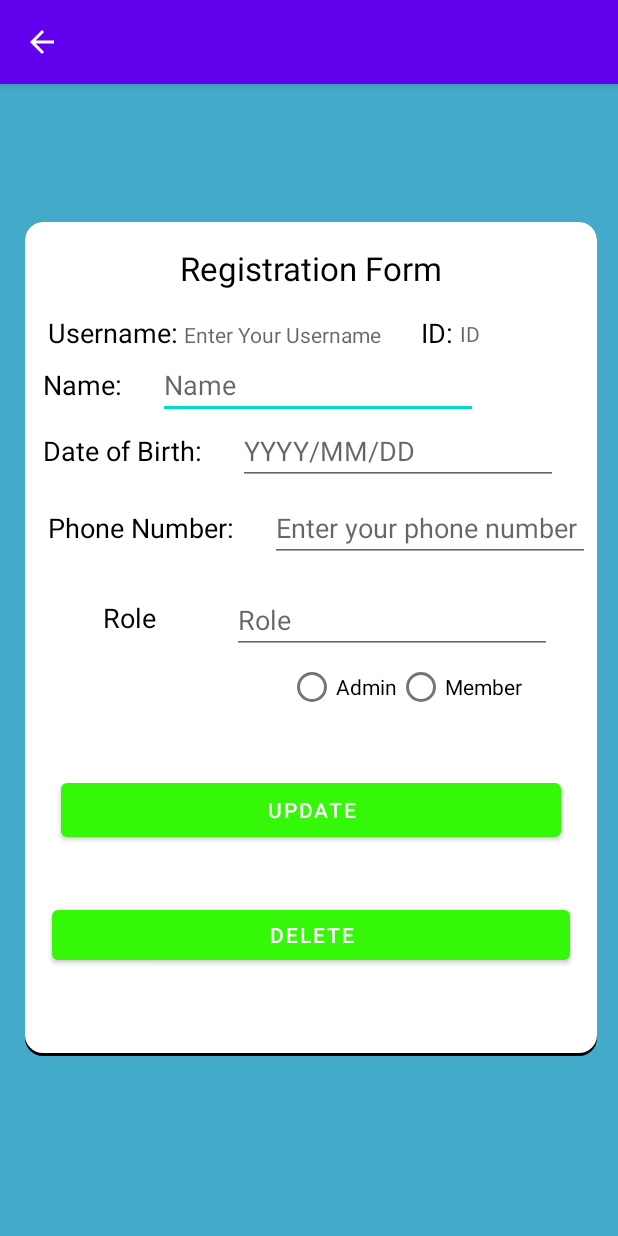
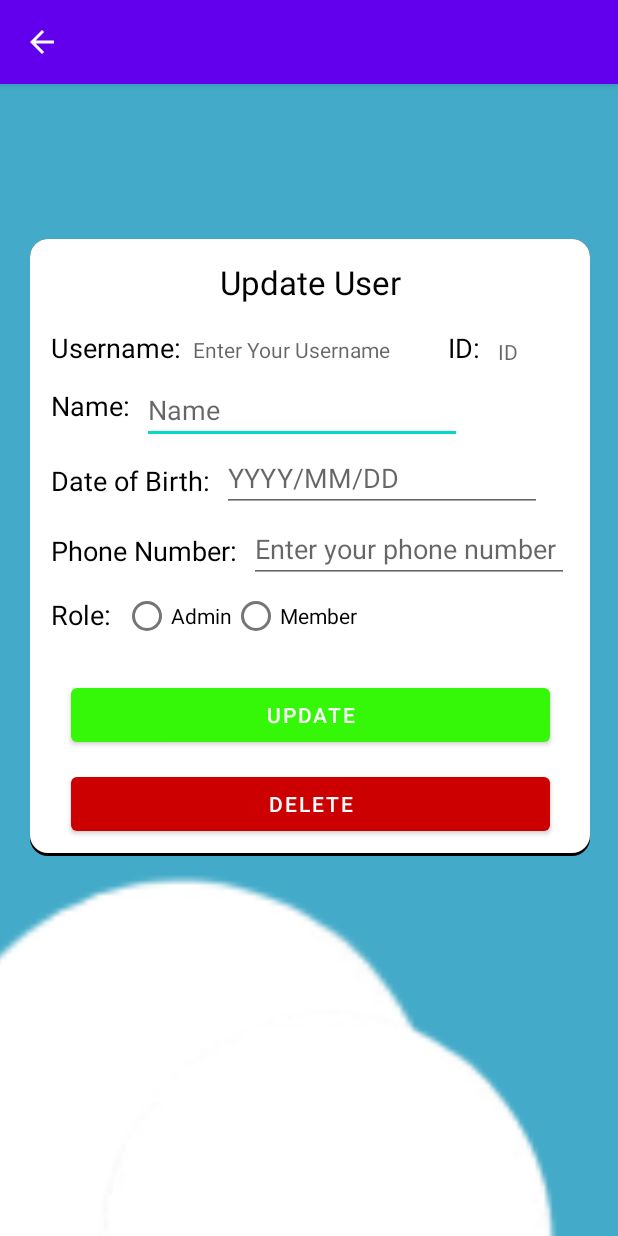
Before and after one commit to yousseftawfik11/CovidApplication, an Android app: the updateActivity screen opened directly, with no data from a screen before it, on a phone screen of 412 x 824 dp. Run offline under Robolectric (Android 15) with nearby library versions, the light colour scheme and no system bars; Roboto replaces fonts that are not available here.

Commit message:
front end for update and homepage and edits to make sure radio button okay

```diff
--- a/app/src/main/java/com/example/covidapp/updateActivity.java
+++ b/app/src/main/java/com/example/covidapp/updateActivity.java
@@ -35,7 +35,6 @@ public class updateActivity extends AppCompatActivity {
         date_input = findViewById(R.id.text_age2);
         phoneNum_input = findViewById(R.id.text_phone2);
         id_input = findViewById(R.id.etID2);
-        role_input = findViewById(R.id.etRole2);
         updateBtn = findViewById(R.id.button_update);
         deletebtn = findViewById(R.id.button_delete);
         rolesRBG = findViewById(R.id.rolesGroup);
@@ -63,12 +62,7 @@ public class updateActivity extends AppCompatActivity {
                 }
                 else {//Doesn't show error
                 }
-                //check role
-                if(TextUtils.isEmpty(role_input.getText())){
-                    role_input.setError("Please enter a role");
-                }
-                else{//Doesn't show error
-                }
+
                 if(TextUtils.isEmpty(date_input.getText())){
                     date_input.setError("Please enter a date");
                 }
@@ -80,14 +74,21 @@ public class updateActivity extends AppCompatActivity {
                 //checks that all fields are filled
                 if(TextUtils.isEmpty(name_input.getText()) == false &&
                         TextUtils.isEmpty(phoneNum_input.getText()) == false &&
-                        TextUtils.isEmpty(role_input.getError()) && TextUtils.isEmpty(date_input.getText()) == false){
+                         TextUtils.isEmpty(date_input.getText()) == false){
                     DatabaseHelper mydb= new DatabaseHelper(updateActivity.this);
                     name = name_input.getText().toString().trim();
                     username = username_input.getText().toString().trim();
                     id = id_input.getText().toString().trim();
                     dob = date_input.getText().toString().trim();
                     phoneNum = phoneNum_input.getText().toString().trim();
-                    role = role_input.getText().toString().trim();
+
+                    if(rolesRBG.getCheckedRadioButtonId()==R.id.adminRB){
+                        //role = role_input.getText().toString().trim();
+                        role="1";
+                    }else if(rolesRBG.getCheckedRadioButtonId()==R.id.memberRB){
+                        role="0";
+                    }
+
                     mydb.updateData(name,username,id,dob,phoneNum,role);
                     finish();
                 }
@@ -125,7 +126,6 @@ public class updateActivity extends AppCompatActivity {
             name_input.setText(name);
             date_input.setText(dob);
             phoneNum_input.setText(phoneNum);
-            role_input.setText(role);
             if(role.equals("0")){
                 ((RadioButton)rolesRBG.getChildAt(1)).setChecked(true);
             }
@@ -161,52 +161,5 @@ public class updateActivity extends AppCompatActivity {
         builder.create().show();
     }
 
-    public void confirm2(View.OnClickListener view) {
-        boolean confirmation = false;
-        //Checks for a name
-        if (TextUtils.isEmpty(name_input.getText())){
-            name_input.setError("Please enter your name");
-        }
-        else{//Doesn't show error
-        }
-        //Check for a number
-        if (TextUtils.isEmpty(phoneNum_input.getText())){
-            phoneNum_input.setError("Please enter your phone number");
-        }
-        else {//Doesn't show error
-        }
-        //Check for username
-        if(TextUtils.isEmpty(username_input.getText())){
-            username_input.setError("Please enter a username");
-        }
-        else {//Doesn't show error
-        }
-        //check role
-        if(TextUtils.isEmpty(role_input.getText())){
-            role_input.setError("Please enter a role");
-        }
-        else{//Doesn't show error
-        }
-        if(TextUtils.isEmpty(id_input.getText())){
-            id_input.setError("Please enter a role");
-        }
-        else{//Doesn't show error
-        }
-        //validates the roles for admin creation
-        if(role_input.getText().toString() != "1" || role_input.getText().toString() != "0"){
-            id_input.setError("For role please enter 0 for user and 1 for admin");
-        }
-        else{
 
-        }
-
-        //checks that all fields are filled
-        if(TextUtils.isEmpty(name_input.getText()) == false && TextUtils.isEmpty(name_input.getText()) == false &&
-                TextUtils.isEmpty(phoneNum_input.getText()) == false &&
-                TextUtils.isEmpty(role_input.getError()) && TextUtils.isEmpty(id_input.getText()) == false){
-        //confirmation = true;
-        finish();
-    }
-        //return confirmation;
-    }
 }
--- a/app/src/main/res/layout/activity_main.xml
+++ b/app/src/main/res/layout/activity_main.xml
@@ -208,20 +208,25 @@
             android:orientation="vertical">
 
             <Button
-                android:id="@+id/admin_button"
-                android:layout_width="match_parent"
-                android:layout_height="wrap_content"
-                android:onClick="toadmin"
-                android:text="To Control Center"
+                android:id="@+id/profile_button"
+                android:layout_width="321dp"
+                android:layout_height="38dp"
+                android:layout_gravity="center"
+                android:gravity="center"
+                android:onClick="goProfile"
+                android:text="Profile"
                 android:textColor="@color/black"
                 app:backgroundTint="@color/white" />
 
             <Button
-                android:id="@+id/profile_button"
-                android:layout_width="match_parent"
-                android:layout_height="wrap_content"
-                android:onClick="goProfile"
-                android:text="Profile"
+                android:id="@+id/admin_button"
+                android:layout_width="321dp"
+                android:layout_height="38dp"
+                android:layout_gravity="center"
+                android:layout_marginBottom="14dp"
+                android:gravity="center"
+                android:onClick="toadmin"
+                android:text="To Control Center"
                 android:textColor="@color/black"
                 app:backgroundTint="@color/white" />
         </LinearLayout>
--- a/app/src/main/res/layout/activity_update.xml
+++ b/app/src/main/res/layout/activity_update.xml
@@ -8,23 +8,24 @@
     tools:context=".FormActivity">
 
     <androidx.constraintlayout.widget.ConstraintLayout
-        android:layout_width="381dp"
-        android:layout_height="556dp"
+        android:id="@+id/constraintLayout2"
+        android:layout_width="373dp"
+        android:layout_height="411dp"
         android:background="@drawable/shapes"
         app:layout_constraintBottom_toBottomOf="parent"
         app:layout_constraintEnd_toEndOf="parent"
-        app:layout_constraintHorizontal_bias="0.533"
+        app:layout_constraintHorizontal_bias="0.515"
         app:layout_constraintStart_toStartOf="parent"
         app:layout_constraintTop_toTopOf="parent"
-        app:layout_constraintVertical_bias="0.434">
+        app:layout_constraintVertical_bias="0.29">
 
         <TextView
             android:id="@+id/FormTitle"
             android:layout_width="wrap_content"
             android:layout_height="wrap_content"
-            android:layout_marginTop="16dp"
+            android:layout_marginTop="14dp"
             android:fontFamily="@font/alegreya_sans_sc_medium"
-            android:text="@string/registration_form_title"
+            android:text="Update User"
             android:textAppearance="@style/TextAppearance.AppCompat.Large"
             android:textColor="@color/black"
             app:layout_constraintEnd_toEndOf="parent"
@@ -35,208 +36,185 @@
             android:id="@+id/title_username"
             android:layout_width="wrap_content"
             android:layout_height="wrap_content"
-            android:layout_marginStart="15dp"
-            android:layout_marginLeft="15dp"
-            android:layout_marginTop="16dp"
+            android:layout_marginStart="14dp"
+            android:layout_marginLeft="14dp"
+            android:layout_marginTop="60dp"
             android:fontFamily="@font/alegreya_sans_sc_medium"
             android:text="Username:"
             android:textColor="@color/black"
             android:textSize="18sp"
             app:layout_constraintStart_toStartOf="parent"
-            app:layout_constraintTop_toBottomOf="@+id/FormTitle" />
+            app:layout_constraintTop_toTopOf="parent" />
 
         <TextView
             android:id="@+id/text_username2"
             android:layout_width="wrap_content"
             android:layout_height="wrap_content"
-            android:layout_marginStart="4dp"
-            android:layout_marginLeft="4dp"
+            android:layout_marginStart="8dp"
+            android:layout_marginLeft="8dp"
+            android:layout_marginTop="64dp"
             android:ems="10"
             android:hint="Enter Your Username"
             android:inputType="textPersonName"
-            app:layout_constraintBaseline_toBaselineOf="@+id/title_username"
-            app:layout_constraintStart_toEndOf="@+id/title_username" />
+            app:layout_constraintStart_toEndOf="@+id/title_username"
+            app:layout_constraintTop_toTopOf="parent" />
 
         <TextView
             android:id="@+id/title_name"
             android:layout_width="wrap_content"
             android:layout_height="wrap_content"
-            android:layout_marginStart="12dp"
-            android:layout_marginLeft="12dp"
-            android:layout_marginTop="96dp"
+            android:layout_marginStart="14dp"
+            android:layout_marginLeft="14dp"
+            android:layout_marginTop="14dp"
             android:fontFamily="@font/alegreya_sans_sc_medium"
             android:text="@string/name_header"
             android:textColor="@color/black"
             android:textSize="18sp"
             app:layout_constraintStart_toStartOf="parent"
-            app:layout_constraintTop_toTopOf="parent" />
+            app:layout_constraintTop_toBottomOf="@+id/title_username" />
 
         <EditText
             android:id="@+id/text_name2"
             android:layout_width="wrap_content"
             android:layout_height="wrap_content"
-            android:layout_marginStart="24dp"
-            android:layout_marginLeft="24dp"
+            android:layout_marginStart="8dp"
+            android:layout_marginLeft="8dp"
+            android:layout_marginTop="8dp"
             android:ems="10"
             android:fontFamily="@font/alegreya_sans_sc_medium"
             android:hint="@string/name"
             android:inputType="textPersonName"
-            app:layout_constraintBaseline_toBaselineOf="@+id/title_name"
-            app:layout_constraintStart_toEndOf="@+id/title_name" />
+            app:layout_constraintStart_toEndOf="@+id/title_name"
+            app:layout_constraintTop_toBottomOf="@+id/text_username2" />
 
         <TextView
             android:id="@+id/title_age"
             android:layout_width="wrap_content"
             android:layout_height="wrap_content"
-            android:layout_marginStart="12dp"
-            android:layout_marginLeft="12dp"
-            android:layout_marginTop="140dp"
+            android:layout_marginStart="14dp"
+            android:layout_marginLeft="14dp"
+            android:layout_marginTop="25dp"
             android:fontFamily="@font/alegreya_sans_sc_medium"
             android:text="@string/ageHead"
             android:textColor="@color/black"
             android:textSize="18sp"
             app:layout_constraintStart_toStartOf="parent"
-            app:layout_constraintTop_toTopOf="parent" />
+            app:layout_constraintTop_toBottomOf="@+id/title_name" />
 
         <EditText
             android:id="@+id/text_age2"
             android:layout_width="wrap_content"
             android:layout_height="wrap_content"
-            android:layout_marginStart="24dp"
-            android:layout_marginLeft="24dp"
+            android:layout_marginStart="8dp"
+            android:layout_marginLeft="8dp"
             android:ems="10"
             android:fontFamily="@font/alegreya_sans_sc_medium"
             android:hint="@string/enter_your_age"
             android:inputType="date"
-            app:layout_constraintBaseline_toBaselineOf="@+id/title_age"
-            app:layout_constraintStart_toEndOf="@+id/title_age" />
+            app:layout_constraintStart_toEndOf="@+id/title_age"
+            app:layout_constraintTop_toBottomOf="@+id/text_name2" />
 
         <TextView
             android:id="@+id/title_phone"
             android:layout_width="wrap_content"
             android:layout_height="wrap_content"
-            android:layout_marginStart="15dp"
-            android:layout_marginLeft="15dp"
-            android:layout_marginTop="16dp"
+            android:layout_marginStart="14dp"
+            android:layout_marginLeft="14dp"
+            android:layout_marginTop="22dp"
             android:fontFamily="@font/alegreya_sans_sc_medium"
             android:text="@string/phonenumberHead"
             android:textColor="@color/black"
             android:textSize="18sp"
             app:layout_constraintStart_toStartOf="parent"
-            app:layout_constraintTop_toBottomOf="@+id/text_age2" />
+            app:layout_constraintTop_toBottomOf="@+id/title_age" />
 
         <EditText
             android:id="@+id/text_phone2"
             android:layout_width="wrap_content"
             android:layout_height="wrap_content"
-            android:layout_marginStart="24dp"
-            android:layout_marginLeft="24dp"
+            android:layout_marginStart="8dp"
+            android:layout_marginLeft="8dp"
+            android:layout_marginTop="2dp"
             android:ems="10"
             android:fontFamily="@font/alegreya_sans_sc_medium"
             android:hint="@string/enter_your_phone_number"
             android:inputType="phone"
-            app:layout_constraintBaseline_toBaselineOf="@+id/title_phone"
-            app:layout_constraintStart_toEndOf="@+id/title_phone" />
+            app:layout_constraintStart_toEndOf="@+id/title_phone"
+            app:layout_constraintTop_toBottomOf="@+id/text_age2" />
 
         <Button
             android:id="@+id/button_update"
-            android:layout_width="0dp"
+            android:layout_width="319dp"
             android:layout_height="wrap_content"
-            android:layout_marginStart="24dp"
-            android:layout_marginLeft="24dp"
-            android:layout_marginEnd="24dp"
-            android:layout_marginRight="24dp"
-            android:layout_marginBottom="140dp"
+            android:layout_marginTop="20dp"
             android:onClick="confirm"
             android:text="Update"
             app:backgroundTint="#35F809"
-            app:layout_constraintBottom_toBottomOf="parent"
             app:layout_constraintEnd_toEndOf="parent"
-            app:layout_constraintHorizontal_bias="0.0"
-            app:layout_constraintStart_toStartOf="parent" />
+            app:layout_constraintStart_toStartOf="parent"
+            app:layout_constraintTop_toBottomOf="@+id/rolesGroup" />
 
         <TextView
             android:id="@+id/etID2"
             android:layout_width="35dp"
             android:layout_height="16dp"
-            android:layout_marginStart="4dp"
-            android:layout_marginLeft="4dp"
-            android:layout_marginEnd="56dp"
-            android:layout_marginRight="56dp"
+            android:layout_marginStart="12dp"
+            android:layout_marginLeft="12dp"
+            android:layout_marginTop="65dp"
             android:ems="10"
             android:hint="ID"
             android:inputType="textPersonName"
-            app:layout_constraintBottom_toBottomOf="parent"
-            app:layout_constraintEnd_toEndOf="parent"
-            app:layout_constraintHorizontal_bias="1.0"
             app:layout_constraintStart_toEndOf="@+id/id_head"
-            app:layout_constraintTop_toTopOf="parent"
-            app:layout_constraintVertical_bias="0.12" />
+            app:layout_constraintTop_toTopOf="parent" />
 
         <TextView
             android:id="@+id/id_head"
             android:layout_width="wrap_content"
             android:layout_height="wrap_content"
-            android:layout_marginStart="264dp"
-            android:layout_marginLeft="264dp"
+            android:layout_marginStart="10dp"
+            android:layout_marginLeft="10dp"
+            android:layout_marginTop="60dp"
             android:fontFamily="@font/alegreya_sans_sc_medium"
             android:text="ID:"
             android:textColor="@color/black"
             android:textSize="18sp"
-            app:layout_constraintBottom_toBottomOf="parent"
-            app:layout_constraintStart_toStartOf="parent"
-            app:layout_constraintTop_toTopOf="parent"
-            app:layout_constraintVertical_bias="0.115" />
+            app:layout_constraintStart_toEndOf="@+id/text_username2"
+            app:layout_constraintTop_toTopOf="parent" />
 
         <TextView
             android:id="@+id/Role_header"
             android:layout_width="wrap_content"
             android:layout_height="wrap_content"
-            android:layout_marginStart="52dp"
-            android:layout_marginLeft="52dp"
-            android:layout_marginBottom="280dp"
+            android:layout_marginStart="14dp"
+            android:layout_marginLeft="14dp"
+            android:layout_marginTop="18dp"
             android:fontFamily="@font/alegreya_sans_sc_medium"
-            android:text="Role"
+            android:text="Role:"
             android:textColor="@color/black"
             android:textSize="18sp"
-            app:layout_constraintBottom_toBottomOf="parent"
-            app:layout_constraintStart_toStartOf="parent" />
-
-        <EditText
-            android:id="@+id/etRole2"
-            android:layout_width="wrap_content"
-            android:layout_height="wrap_content"
-            android:layout_marginBottom="268dp"
-            android:ems="10"
-            android:hint="Role"
-            android:inputType="textPersonName"
-            app:layout_constraintBottom_toBottomOf="parent"
-            app:layout_constraintEnd_toEndOf="parent"
-            app:layout_constraintHorizontal_bias="0.632"
-            app:layout_constraintStart_toEndOf="@+id/Role_header" />
+            app:layout_constraintStart_toStartOf="parent"
+            app:layout_constraintTop_toBottomOf="@+id/title_phone" />
 
         <Button
             android:id="@+id/button_delete"
-            android:layout_width="345dp"
-            android:layout_height="45dp"
-            android:layout_marginTop="20dp"
+            android:layout_width="319dp"
+            android:layout_height="wrap_content"
             android:text="Delete"
-            app:backgroundTint="#35F809"
+            app:backgroundTint="@android:color/holo_red_dark"
             app:layout_constraintBottom_toBottomOf="parent"
             app:layout_constraintEnd_toEndOf="parent"
             app:layout_constraintStart_toStartOf="parent"
-            app:layout_constraintTop_toBottomOf="@+id/button_update"
-            app:layout_constraintVertical_bias="0.226" />
+            app:layout_constraintTop_toBottomOf="@+id/button_update" />
 
         <RadioGroup
             android:id="@+id/rolesGroup"
             android:layout_width="wrap_content"
             android:layout_height="44dp"
-            android:layout_marginEnd="50dp"
-            android:layout_marginRight="50dp"
+            android:layout_marginStart="8dp"
+            android:layout_marginLeft="8dp"
             android:orientation="horizontal"
-            app:layout_constraintEnd_toEndOf="parent"
-            app:layout_constraintTop_toBottomOf="@+id/etRole2">
+            app:layout_constraintStart_toEndOf="@+id/Role_header"
+            app:layout_constraintTop_toBottomOf="@+id/text_phone2">
 
             <RadioButton
                 android:id="@+id/adminRB"
@@ -253,5 +231,24 @@
 
     </androidx.constraintlayout.widget.ConstraintLayout>
 
+    <ImageView
+        android:id="@+id/imageView3"
+        android:layout_width="579dp"
+        android:layout_height="403dp"
+        app:layout_constraintEnd_toEndOf="parent"
+        app:layout_constraintTop_toBottomOf="@+id/constraintLayout2"
+        app:srcCompat="@drawable/whitecirlce" />
+
+    <ImageView
+        android:id="@+id/imageView5"
+        android:layout_width="551dp"
+        android:layout_height="347dp"
+        android:layout_marginTop="90dp"
+        app:layout_constraintEnd_toEndOf="parent"
+        app:layout_constraintHorizontal_bias="0.398"
+        app:layout_constraintStart_toStartOf="parent"
+        app:layout_constraintTop_toTopOf="@+id/imageView3"
+        app:srcCompat="@drawable/whitecirlce" />
+
 
 </androidx.constraintlayout.widget.ConstraintLayout>
```
